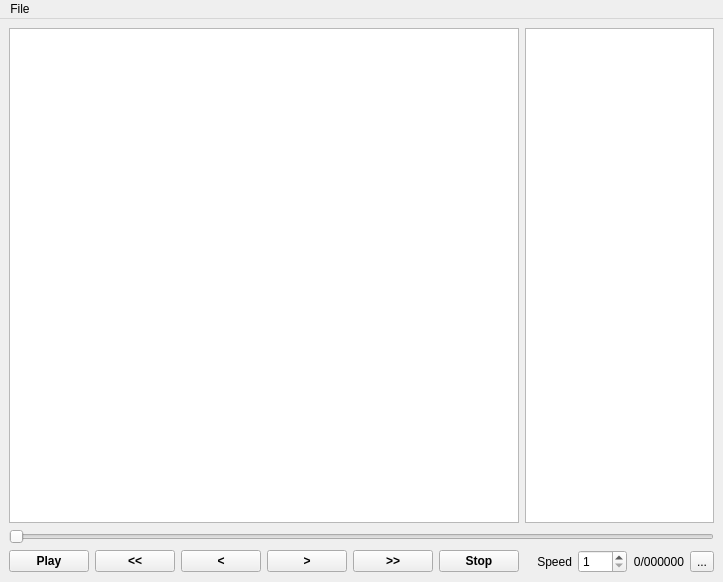
First picture: the form in modules/app/mainwindow.ui, repository smartsenselab/SSAT, before the edit.
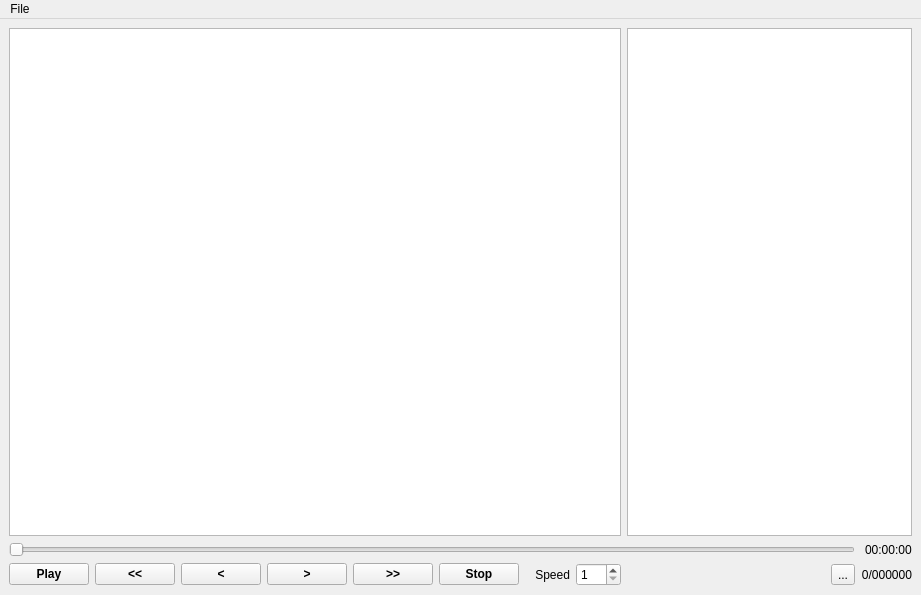
Second picture: the form after the edit.

What changed in the file:
```diff
--- a/modules/app/mainwindow.ui
+++ b/modules/app/mainwindow.ui
@@ -6,8 +6,8 @@
    <rect>
     <x>0</x>
     <y>0</y>
-    <width>723</width>
-    <height>582</height>
+    <width>921</width>
+    <height>595</height>
    </rect>
   </property>
   <property name="windowTitle">
@@ -15,7 +15,118 @@
   </property>
   <widget class="QWidget" name="widget">
    <layout class="QGridLayout" name="gridLayout">
-    <item row="3" column="8">
+    <item row="4" column="2">
+     <widget class="QPushButton" name="buttonRewindF">
+      <property name="font">
+       <font>
+        <weight>75</weight>
+        <bold>true</bold>
+       </font>
+      </property>
+      <property name="text">
+       <string>&lt;&lt;</string>
+      </property>
+     </widget>
+    </item>
+    <item row="4" column="3">
+     <widget class="QPushButton" name="buttonRewind">
+      <property name="font">
+       <font>
+        <weight>75</weight>
+        <bold>true</bold>
+       </font>
+      </property>
+      <property name="text">
+       <string>&lt;</string>
+      </property>
+     </widget>
+    </item>
+    <item row="4" column="5">
+     <widget class="QPushButton" name="buttonForwardF">
+      <property name="font">
+       <font>
+        <weight>75</weight>
+        <bold>true</bold>
+       </font>
+      </property>
+      <property name="text">
+       <string>&gt;&gt;</string>
+      </property>
+     </widget>
+    </item>
+    <item row="4" column="7">
+     <widget class="QLabel" name="labelSpeed">
+      <property name="text">
+       <string>Speed</string>
+      </property>
+      <property name="alignment">
+       <set>Qt::AlignRight|Qt::AlignTrailing|Qt::AlignVCenter</set>
+      </property>
+     </widget>
+    </item>
+    <item row="0" column="9" colspan="6">
+     <widget class="QTableWidget" name="tableWidget"/>
+    </item>
+    <item row="1" column="14" alignment="Qt::AlignRight">
+     <widget class="QLabel" name="labelTime">
+      <property name="text">
+       <string>00:00:00</string>
+      </property>
+     </widget>
+    </item>
+    <item row="4" column="6">
+     <widget class="QPushButton" name="buttonStop">
+      <property name="font">
+       <font>
+        <weight>75</weight>
+        <bold>true</bold>
+       </font>
+      </property>
+      <property name="text">
+       <string>Stop</string>
+      </property>
+     </widget>
+    </item>
+    <item row="0" column="1" colspan="8">
+     <widget class="QGraphicsView" name="viewFrame"/>
+    </item>
+    <item row="4" column="4">
+     <widget class="QPushButton" name="buttonForward">
+      <property name="font">
+       <font>
+        <weight>75</weight>
+        <bold>true</bold>
+       </font>
+      </property>
+      <property name="text">
+       <string>&gt;</string>
+      </property>
+     </widget>
+    </item>
+    <item row="4" column="14">
+     <widget class="QLabel" name="labelFrameId">
+      <property name="text">
+       <string>0/000000</string>
+      </property>
+      <property name="alignment">
+       <set>Qt::AlignRight|Qt::AlignTrailing|Qt::AlignVCenter</set>
+      </property>
+     </widget>
+    </item>
+    <item row="4" column="1">
+     <widget class="QPushButton" name="buttonPlay">
+      <property name="font">
+       <font>
+        <weight>75</weight>
+        <bold>true</bold>
+       </font>
+      </property>
+      <property name="text">
+       <string>Play</string>
+      </property>
+     </widget>
+    </item>
+    <item row="4" column="8">
      <widget class="QSpinBox" name="spinBoxSpeed">
       <property name="suffix">
        <string/>
@@ -31,7 +142,14 @@
       </property>
      </widget>
     </item>
-    <item row="1" column="1" colspan="10">
+    <item row="4" column="13">
+     <widget class="QToolButton" name="buttonTool">
+      <property name="text">
+       <string>...</string>
+      </property>
+     </widget>
+    </item>
+    <item row="1" column="1" colspan="13">
      <widget class="QSlider" name="sliderFrame">
       <property name="enabled">
        <bool>false</bool>
@@ -47,117 +165,6 @@
       </property>
      </widget>
     </item>
-    <item row="3" column="6">
-     <widget class="QPushButton" name="buttonStop">
-      <property name="font">
-       <font>
-        <weight>75</weight>
-        <bold>true</bold>
-       </font>
-      </property>
-      <property name="text">
-       <string>Stop</string>
-      </property>
-     </widget>
-    </item>
-    <item row="3" column="3">
-     <widget class="QPushButton" name="buttonRewind">
-      <property name="font">
-       <font>
-        <weight>75</weight>
-        <bold>true</bold>
-       </font>
-      </property>
-      <property name="text">
-       <string>&lt;</string>
-      </property>
-     </widget>
-    </item>
-    <item row="3" column="1">
-     <widget class="QPushButton" name="buttonPlay">
-      <property name="font">
-       <font>
-        <weight>75</weight>
-        <bold>true</bold>
-       </font>
-      </property>
-      <property name="text">
-       <string>Play</string>
-      </property>
-     </widget>
-    </item>
-    <item row="3" column="9">
-     <widget class="QLabel" name="labelFrameId">
-      <property name="text">
-       <string>0/000000</string>
-      </property>
-      <property name="alignment">
-       <set>Qt::AlignRight|Qt::AlignTrailing|Qt::AlignVCenter</set>
-      </property>
-     </widget>
-    </item>
-    <item row="3" column="10">
-     <widget class="QToolButton" name="buttonTool">
-      <property name="text">
-       <string>...</string>
-      </property>
-     </widget>
-    </item>
-    <item row="0" column="1" colspan="6">
-     <widget class="QGraphicsView" name="viewFrame"/>
-    </item>
-    <item row="3" column="5">
-     <widget class="QPushButton" name="buttonForwardF">
-      <property name="font">
-       <font>
-        <weight>75</weight>
-        <bold>true</bold>
-       </font>
-      </property>
-      <property name="text">
-       <string>&gt;&gt;</string>
-      </property>
-     </widget>
-    </item>
-    <item row="3" column="4">
-     <widget class="QPushButton" name="buttonForward">
-      <property name="font">
-       <font>
-        <weight>75</weight>
-        <bold>true</bold>
-       </font>
-      </property>
-      <property name="text">
-       <string>&gt;</string>
-      </property>
-     </widget>
-    </item>
-    <item row="3" column="2">
-     <widget class="QPushButton" name="buttonRewindF">
-      <property name="font">
-       <font>
-        <weight>75</weight>
-        <bold>true</bold>
-       </font>
-      </property>
-      <property name="text">
-       <string>&lt;&lt;</string>
-      </property>
-     </widget>
-    </item>
-    <item row="3" column="7">
-     <widget class="QLabel" name="labelSpeed">
-      <property name="text">
-       <string>Speed</string>
-      </property>
-      <property name="alignment">
-       <set>Qt::AlignRight|Qt::AlignTrailing|Qt::AlignVCenter</set>
-      </property>
-     </widget>
-    </item>
-    <item row="0" column="7" colspan="4">
-     <widget class="QTableWidget" name="tableWidget"/>
-    </item>
    </layout>
   </widget>
   <widget class="QMenuBar" name="menuBar">
@@ -165,8 +172,8 @@
     <rect>
      <x>0</x>
      <y>0</y>
-     <width>723</width>
-     <height>20</height>
+     <width>921</width>
+     <height>19</height>
     </rect>
    </property>
    <widget class="QMenu" name="menuFile">
```
